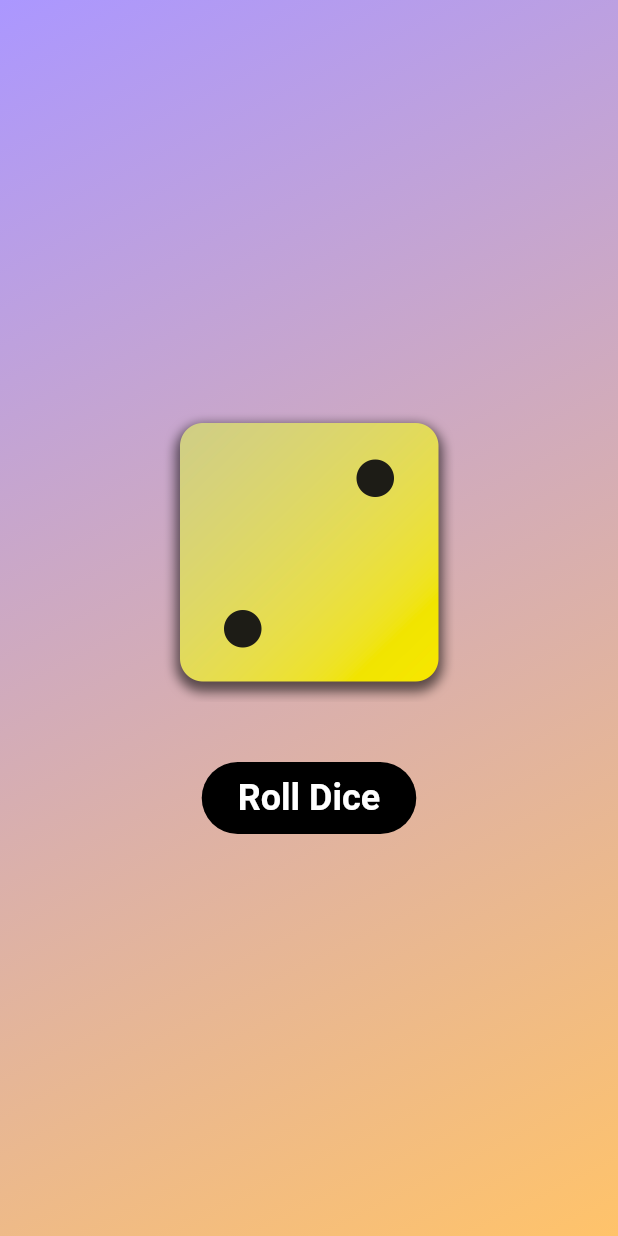
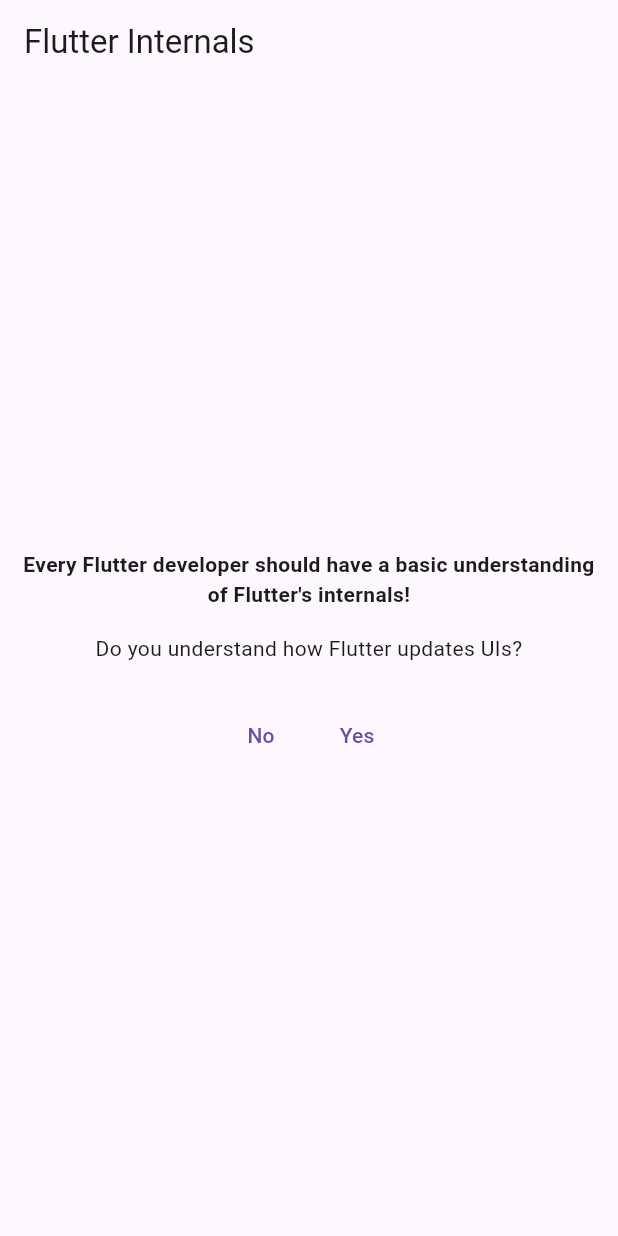
Before and after one commit to LAsurvivor/flutter-dart-app, a Flutter app: the screen it shows after launch, on a phone screen of 412 x 824 dp. Run offline on Flutter 3.47's test engine with Material 3 defaults, Android fonts, the phone set to English and light mode, and no system bars.

Commit message:
lesson 145

```diff
--- a/lib/dice_roller.dart
+++ /dev/null
@@ -1,59 +0,0 @@
-import 'dart:math';
-
-import 'package:flutter/material.dart';
-
-final randomizer = Random();
-
-class DiceRoller extends StatefulWidget {
-  const DiceRoller({
-    super.key,
-  });
-
-  @override
-  State<DiceRoller> createState() {
-    return _DiceRollerState();
-  }
-}
-
-class _DiceRollerState extends State<DiceRoller> {
-  var currentDiceRoll = 2;
-
-  void rollDice() {
-    setState(() {
-      currentDiceRoll = randomizer.nextInt(6) + 1;
-    });
-  }
-
-  @override
-  Widget build(context) {
-    return Column(
-      mainAxisSize: MainAxisSize.min,
-      children: [
-        Image.asset(
-          'assets/images/dice-$currentDiceRoll.png',
-          width: 200,
-        ),
-        const SizedBox(height: 40),
-        TextButton(
-          onPressed: rollDice,
-          style: TextButton.styleFrom(
-            shape: RoundedRectangleBorder(
-              borderRadius: BorderRadius.circular(24),
-            ),
-            padding: const EdgeInsets.symmetric(
-              horizontal: 24,
-              vertical: 10,
-            ),
-            foregroundColor: const Color.fromARGB(255, 255, 255, 255),
-            backgroundColor: const Color.fromARGB(255, 0, 0, 0),
-            textStyle: const TextStyle(
-              fontSize: 24,
-              fontWeight: FontWeight.bold,
-            ),
-          ),
-          child: const Text('Roll Dice'),
-        )
-      ],
-    );
-  }
-}
--- a/lib/gradient_container.dart
+++ /dev/null
@@ -1,39 +0,0 @@
-import 'dart:math';
-
-import 'package:first_app/dice_roller.dart';
-import 'package:first_app/style_text.dart';
-import 'package:flutter/material.dart';
-
-const startAlignment = Alignment.topLeft;
-const endAlignment = Alignment.bottomRight;
-
-class GradientContainer extends StatelessWidget {
-  const GradientContainer({
-    super.key,
-    required this.colors,
-  });
-
-  const GradientContainer.purple({super.key})
-      : colors = const [
-          Color.fromARGB(255, 171, 151, 255),
-          Color.fromARGB(255, 255, 195, 106),
-        ];
-
-  final List<Color> colors;
-
-  @override
-  Widget build(BuildContext context) {
-    return Container(
-      decoration: BoxDecoration(
-        gradient: LinearGradient(
-          begin: startAlignment,
-          end: endAlignment,
-          colors: colors,
-        ),
-      ),
-      child: const Center(
-        child: DiceRoller(),
-      ),
-    );
-  }
-}
--- a/lib/main.dart
+++ b/lib/main.dart
@@ -1,23 +1,23 @@
-import 'package:flutter/cupertino.dart';
+import 'package:flutter/material.dart';
 
-import 'package:first_app/gradient_container.dart';
+import 'package:first_app/ui_updates_demo.dart';
 
 void main() {
-  runApp(
-    const MyApp(),
-  );
+  runApp(const App());
 }
 
-class MyApp extends StatelessWidget {
-  const MyApp({
-    super.key,
-  });
+class App extends StatelessWidget {
+  const App({super.key});
 
   @override
   Widget build(BuildContext context) {
-    return const CupertinoApp(
-      home: CupertinoPageScaffold(
-        child: GradientContainer.purple(),
+    return MaterialApp(
+      theme: ThemeData(useMaterial3: true),
+      home: Scaffold(
+        appBar: AppBar(
+          title: const Text('Flutter Internals'),
+        ),
+        body: const UIUpdatesDemo(),
       ),
     );
   }
--- a/lib/style_text.dart
+++ /dev/null
@@ -1,23 +0,0 @@
-import 'package:flutter/cupertino.dart';
-
-class StyledText extends StatelessWidget {
-  const StyledText(
-    this.text, {
-    super.key,
-  });
-
-  final String text;
-
-  @override
-  Widget build(BuildContext context) {
-    return Text(
-      text,
-      style: const TextStyle(
-        fontSize: 32,
-        fontWeight: FontWeight.bold,
-        color: Color.fromARGB(255, 255, 255, 255),
-        fontFamily: 'cursive',
-      ),
-    );
-  }
-}
--- /dev/null
+++ b/lib/ui_updates_demo.dart
@@ -0,0 +1,69 @@
+import 'package:flutter/material.dart';
+
+class UIUpdatesDemo extends StatefulWidget {
+  const UIUpdatesDemo({super.key});
+
+  @override
+  StatefulElement createElement() {
+    print('UIUpdatesDemo CREATEELEMENT called');
+    return super.createElement();
+  }
+
+  @override
+  State<UIUpdatesDemo> createState() {
+    return _UIUpdatesDemo();
+  }
+}
+
+class _UIUpdatesDemo extends State<UIUpdatesDemo> {
+  var _isUnderstood = false;
+
+  @override
+  Widget build(BuildContext context) {
+    print('UIUpdatesDemo BUILD called');
+    return Padding(
+      padding: const EdgeInsets.all(8.0),
+      child: Center(
+        child: Column(
+          mainAxisSize: MainAxisSize.min,
+          crossAxisAlignment: CrossAxisAlignment.center,
+          children: [
+            const Text(
+              'Every Flutter developer should have a basic understanding of Flutter\'s internals!',
+              textAlign: TextAlign.center,
+              style: TextStyle(fontWeight: FontWeight.bold),
+            ),
+            const SizedBox(height: 16),
+            const Text(
+              'Do you understand how Flutter updates UIs?',
+              textAlign: TextAlign.center,
+            ),
+            const SizedBox(height: 24),
+            Row(
+              mainAxisAlignment: MainAxisAlignment.center,
+              children: [
+                TextButton(
+                  onPressed: () {
+                    setState(() {
+                      _isUnderstood = false;
+                    });
+                  },
+                  child: const Text('No'),
+                ),
+                TextButton(
+                  onPressed: () {
+                    setState(() {
+                      _isUnderstood = true;
+                    });
+                  },
+                  child: const Text('Yes'),
+                ),
+              ],
+            ),
+            if (_isUnderstood) const Text('Awesome!'),
+          ],
+        ),
+      ),
+    );
+  }
+}
```
Also changed, not shown: 1 other file.
